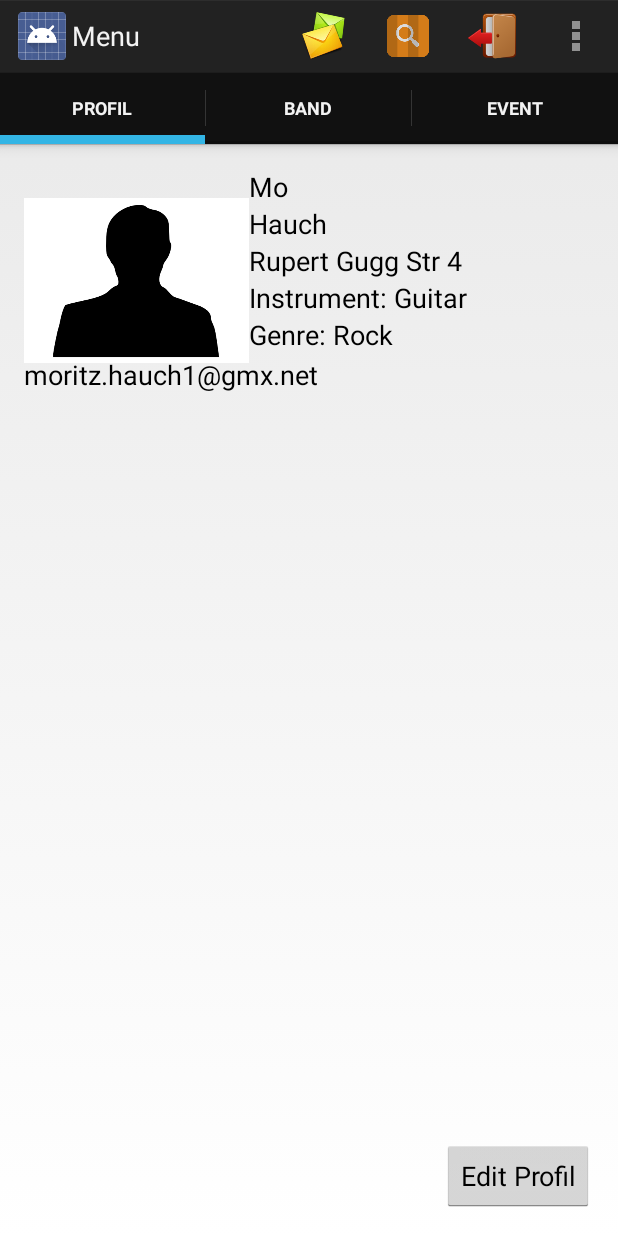
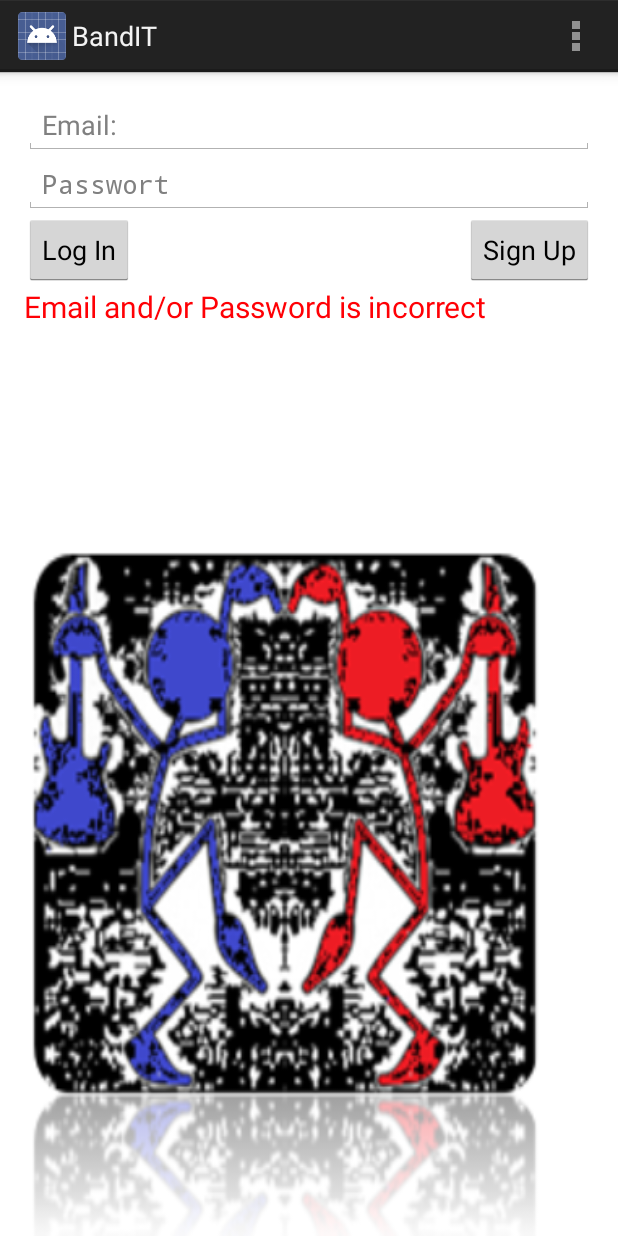
Before and after one commit to mojooo13/BandIT_v1, an Android app: the screen it shows after launch (MainMenuActivity before the commit, LoginActivity after it), after a tap on "Log In", on a phone screen of 412 x 824 dp. Run offline under Robolectric (Android 15) with nearby library versions, the phone set to English and light mode, and no system bars.

Commit message:
login to server

```diff
--- a/app/src/main/java/com/example/mo/bandit_v1/Data.java
+++ b/app/src/main/java/com/example/mo/bandit_v1/Data.java
@@ -10,6 +10,6 @@ public class Data {
     NotificationData notificationData;
 
     public Data(String email, String passwort){
-
+        profilData = new ProfilData(email,passwort);
     }
 }
--- a/app/src/main/java/com/example/mo/bandit_v1/LoginActivity.java
+++ b/app/src/main/java/com/example/mo/bandit_v1/LoginActivity.java
@@ -37,9 +37,9 @@ public class LoginActivity extends Activity {
                 String passwort = passwortLogInEditText.getText().toString();
 
                 Intent intent = new Intent(LoginActivity.this,MainMenuActivity.class);
-                ProfilData profilData = new ProfilData(email,passwort);
-                if(profilData.status){
-                    intent.putExtra("profilID",profilData.getId());
+                LoginData loginData = new LoginData(email,passwort);
+                if(loginData.login()){
+                    //intent.putExtra("profilID",profilData.getId());
                     startActivity(intent);
                 }
                 else{
--- a/app/src/main/java/com/example/mo/bandit_v1/LoginData.java
+++ b/app/src/main/java/com/example/mo/bandit_v1/LoginData.java
@@ -1,4 +1,7 @@
 package com.example.mo.bandit_v1;
+
+import org.json.JSONException;
+import org.json.JSONObject;
 
 /**
  * Created by Mo on 21.10.2014.
@@ -6,6 +9,35 @@ package com.example.mo.bandit_v1;
 public class LoginData {
     String email;
     String passwort;
+    String jsonString="";
+
+    public LoginData(String email,String passwort){
+        this.email = email;
+        this.passwort = passwort;
+
+        JSONObject obj = new JSONObject();
+
+        try {
+            obj.put("email", email);
+            obj.put("password", passwort);
+            obj.put("command", "login");
+
+            jsonString = ""+obj;
+            System.out.println(jsonString);
+        }
+        catch (JSONException e) {
+            e.printStackTrace();
+        }
+
+    }
+
+    public boolean login(){
+        ServerCommunication serverCommunication = new ServerCommunication();
+        String line = serverCommunication.communication(jsonString);
+        System.out.println("+++++++++++++"+line);
+
+        return false;
+    }
 
     public String getEmail() {
         return email;
--- a/app/src/main/java/com/example/mo/bandit_v1/ServerCommunication.java
+++ b/app/src/main/java/com/example/mo/bandit_v1/ServerCommunication.java
@@ -1,6 +1,7 @@
 package com.example.mo.bandit_v1;
 
 import android.content.Context;
+import android.os.StrictMode;
 import android.widget.Toast;
 
 import org.apache.http.HttpResponse;
@@ -13,24 +14,35 @@ import java.io.BufferedReader;
 import java.io.IOException;
 import java.io.InputStream;
 import java.io.InputStreamReader;
+import java.io.UnsupportedEncodingException;
+import java.net.URLEncoder;
 
 /**
  * Created by Mo on 15.12.2014.
  */
 public class ServerCommunication {
 
-    String jsonString;
     private static Context context;
 
-    public ServerCommunication (String jsonString){
+    public String communication (String json){
         //context = c;
 
-        String uri = "http//www.server.com/";
-        this.jsonString = jsonString;
-        jsonString = uri+jsonString;
+        String l="";
+
+        if (android.os.Build.VERSION.SDK_INT > 9) {
+            StrictMode.ThreadPolicy policy = new StrictMode.ThreadPolicy.Builder().permitAll().build();
+            StrictMode.setThreadPolicy(policy);
+        }
+
+        String query = null;
+        try {
+            query = URLEncoder.encode(json, "utf-8");
+        } catch (UnsupportedEncodingException e) {
+            e.printStackTrace();
+        }
 
         HttpClient httpclient = new DefaultHttpClient();
-        HttpGet httpget = new HttpGet(jsonString);
+        HttpGet httpget = new HttpGet("http://10.150.1.122/?json="+query);
 
         try {
             HttpResponse response = httpclient.execute(httpget);
@@ -38,6 +50,7 @@ public class ServerCommunication {
                 String line = "";
                 InputStream inputstream = response.getEntity().getContent();
                 line = convertStreamToString(inputstream);
+                l=line;
                 Toast.makeText(context, line, Toast.LENGTH_LONG).show();
                 Toast.makeText(context, "Error",Toast.LENGTH_LONG).show();
             } else {
@@ -50,6 +63,7 @@ public class ServerCommunication {
         } catch (Exception e) {
             //Toast.makeText(context, "Caught Exception", Toast.LENGTH_SHORT).show();
         }
+        return l;
     }
 
     private String convertStreamToString(InputStream is) {
```
Also changed, not shown: app/src/main/java/com/example/mo/bandit_v1/JsonManager.java (added, +7 -0 lines), app/src/main/java/com/example/mo/bandit_v1/SignUpActivity.java (+4 -3 lines), app/src/main/java/com/example/mo/bandit_v1/SignUpData.java (+33 -8 lines).
